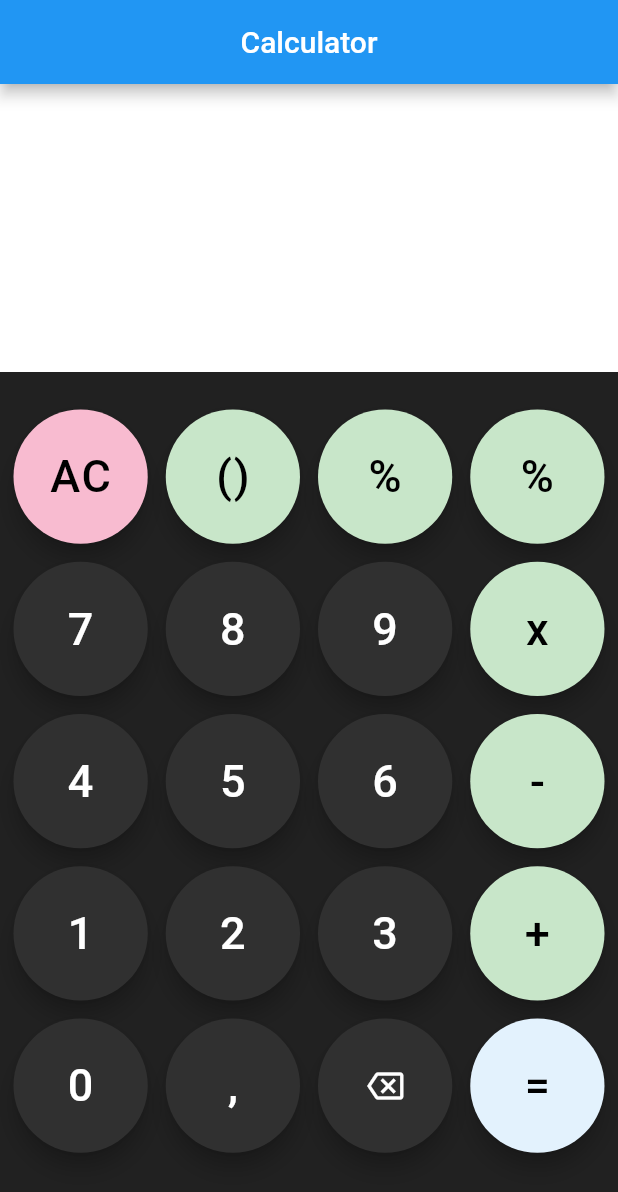
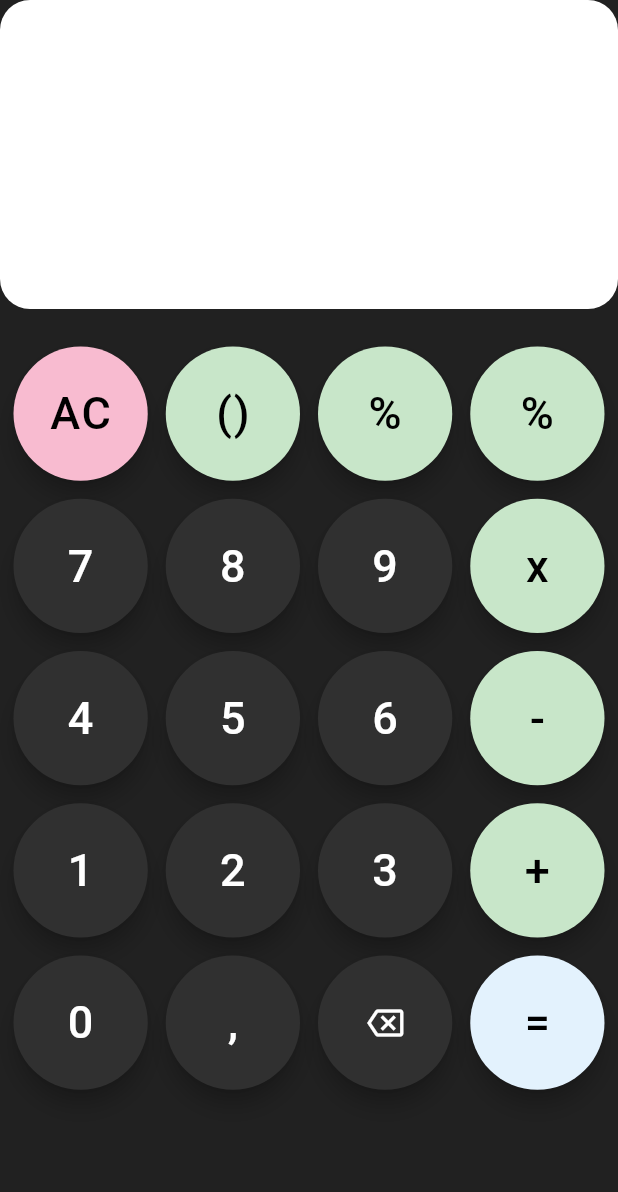
Before and after one commit to FelixBlessing/calculator, a Flutter app: the screen it shows after launch, on a phone screen of 412 x 824 dp. Shown: the top 1192 px of the screen. Run offline on Flutter 3.47's test engine with Material 2 defaults, Android fonts, the phone set to English and light mode, and no system bars.

Commit message:
Appbar entfernt und backgroundcolor angepasst + runde Ecken

```diff
--- a/lib/presentation/calculation_page.dart
+++ b/lib/presentation/calculation_page.dart
@@ -7,22 +7,23 @@ class CalculationPage extends StatelessWidget {
   Widget build(BuildContext context) {
     final size = MediaQuery.of(context).size;
     return Scaffold(
-      appBar: AppBar(
+      backgroundColor: Colors.grey[900],
+/*       appBar: AppBar(
         title: const Text("Calculator"),
         centerTitle: true,
-        backgroundColor: Colors.blue,
-      ),
+        backgroundColor: Colors.grey[900],
+      ), */
       body: Column(
         children: [
           Flexible(
             flex: 1,
             child: Container(
-              color: Colors.white,
+              decoration: BoxDecoration(borderRadius: BorderRadius.circular(20), color: Colors.white),
             )),
             Flexible(
               flex: 3,
               child: Container(
-                color: Colors.grey[900],
+                decoration: BoxDecoration(borderRadius: BorderRadius.circular(20), color: Colors.grey[900],),
                 child: Padding(
                   padding: const EdgeInsets.only(top: 25, left: 9, right: 9),
                   child: GridView.count(
```
